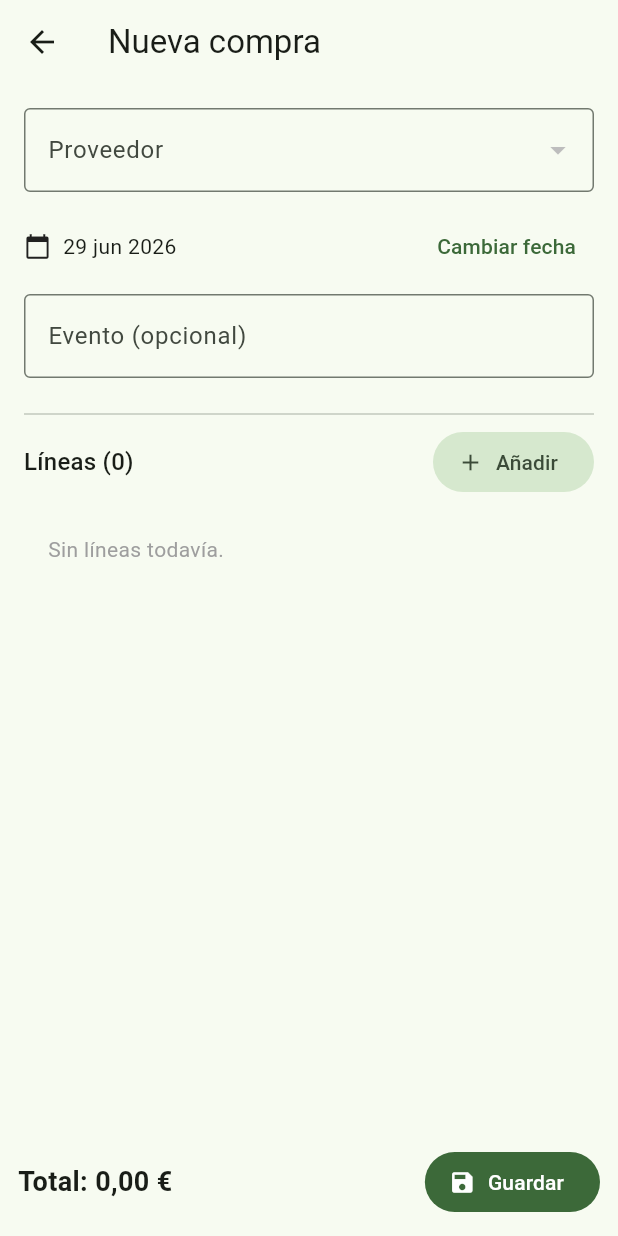
After one commit to luengof67/comparaprecios, a Flutter app: the screen it shows after launch, item 3 of the bottom bar chosen, after a tap on "Nueva compra", on a phone screen of 412 x 824 dp. The commit adds this screen. Run offline on Flutter 3.47's test engine with Material 3 defaults, Android fonts, the phone set to English and light mode, and no system bars; our stand-ins replace cloud_firestore, firebase_core; accounts and stored records are empty.

Commit message:
Compras: autocompletar precio segun proveedor al anadir linea

```diff
--- a/lib/main.dart
+++ b/lib/main.dart
@@ -4,6 +4,7 @@ import 'package:intl/date_symbol_data_local.dart';
 
 import 'firebase_options.dart'; // generado por flutterfire configure
 import 'services/firestore_service.dart';
+import 'ui/compras_screen.dart';
 import 'ui/dashboard_screen.dart';
 import 'ui/lista_compra_screen.dart';
 import 'ui/productos_screen.dart';
@@ -46,10 +47,17 @@ class _RaizScreenState extends State<RaizScreen> {
 
   @override
   Widget build(BuildContext context) {
-    final titulos = ['Comparativa', 'Lista compra', 'Productos', 'Proveedores'];
+    final titulos = [
+      'Comparativa',
+      'Lista compra',
+      'Compras',
+      'Productos',
+      'Proveedores'
+    ];
     final pantallas = [
       DashboardScreen(db: _db),
       ListaCompraScreen(db: _db),
+      ComprasScreen(db: _db),
       ProductosScreen(db: _db),
       ProveedoresScreen(db: _db),
     ];
@@ -66,6 +74,8 @@ class _RaizScreenState extends State<RaizScreen> {
           NavigationDestination(
               icon: Icon(Icons.shopping_cart_outlined), label: 'Lista'),
           NavigationDestination(
+              icon: Icon(Icons.receipt_long_outlined), label: 'Compras'),
+          NavigationDestination(
               icon: Icon(Icons.inventory_2_outlined), label: 'Productos'),
           NavigationDestination(
               icon: Icon(Icons.store_outlined), label: 'Proveedores'),
--- /dev/null
+++ b/lib/ui/compras_screen.dart
@@ -0,0 +1,467 @@
+import 'package:flutter/material.dart';
+
+import '../models/compra.dart';
+import '../models/precio.dart';
+import '../models/producto.dart';
+import '../models/proveedor.dart';
+import '../services/firestore_service.dart';
+import 'formato.dart';
+
+class ComprasScreen extends StatelessWidget {
+  final FirestoreService db;
+  const ComprasScreen({super.key, required this.db});
+
+  @override
+  Widget build(BuildContext context) {
+    return Scaffold(
+      floatingActionButton: FloatingActionButton.extended(
+        onPressed: () => Navigator.push(
+          context,
+          MaterialPageRoute(builder: (_) => NuevaCompraScreen(db: db)),
+        ),
+        icon: const Icon(Icons.add_shopping_cart),
+        label: const Text('Nueva compra'),
+      ),
+      body: StreamBuilder<List<Compra>>(
+        stream: db.compras(),
+        builder: (context, snap) {
+          if (snap.hasError) {
+            return Center(
+              child: Padding(
+                padding: const EdgeInsets.all(24),
+                child: Text('Error: ${snap.error}',
+                    style: const TextStyle(color: Colors.red)),
+              ),
+            );
+          }
+          if (!snap.hasData) {
+            return const Center(child: CircularProgressIndicator());
+          }
+          final compras = snap.data!;
+          if (compras.isEmpty) {
+            return const Center(
+              child: Padding(
+                padding: EdgeInsets.all(32),
+                child: Text(
+                  'Aún no has registrado compras.\nPulsa "Nueva compra".',
+                  textAlign: TextAlign.center,
+                  style: TextStyle(color: Colors.grey),
+                ),
+              ),
+            );
+          }
+          return ListView.builder(
+            padding: const EdgeInsets.only(bottom: 90),
+            itemCount: compras.length,
+            itemBuilder: (_, i) {
+              final c = compras[i];
+              return Card(
+                margin: const EdgeInsets.symmetric(horizontal: 12, vertical: 4),
+                child: ListTile(
+                  title: Text(c.proveedorNombre,
+                      style: const TextStyle(fontWeight: FontWeight.w600)),
+                  subtitle: Text(
+                    '${fecha(c.fecha)} · ${c.lineas.length} líneas'
+                    '${c.evento != null && c.evento!.isNotEmpty ? " · ${c.evento}" : ""}',
+                  ),
+                  trailing: Text(euros(c.total),
+                      style: const TextStyle(
+                          fontWeight: FontWeight.bold, fontSize: 16)),
+                  onLongPress: () => _confirmarBorrado(context, c),
+                ),
+              );
+            },
+          );
+        },
+      ),
+    );
+  }
+
+  void _confirmarBorrado(BuildContext context, Compra c) {
+    showDialog(
+      context: context,
+      builder: (ctx) => AlertDialog(
+        title: const Text('Borrar compra'),
+        content: Text('¿Borrar la compra de ${c.proveedorNombre} '
+            'del ${fecha(c.fecha)}?\n\n(No borra los precios ya registrados.)'),
+        actions: [
+          TextButton(
+              onPressed: () => Navigator.pop(ctx), child: const Text('Cancelar')),
+          FilledButton(
+            onPressed: () {
+              db.borrarCompra(c.id);
+              Navigator.pop(ctx);
+            },
+            child: const Text('Borrar'),
+          ),
+        ],
+      ),
+    );
+  }
+}
+
+/// --- Pantalla de alta de compra ---
+class NuevaCompraScreen extends StatefulWidget {
+  final FirestoreService db;
+  const NuevaCompraScreen({super.key, required this.db});
+
+  @override
+  State<NuevaCompraScreen> createState() => _NuevaCompraScreenState();
+}
+
+class _NuevaCompraScreenState extends State<NuevaCompraScreen> {
+  String? _proveedorId;
+  String _proveedorNombre = '';
+  DateTime _fecha = DateTime.now();
+  final _eventoCtrl = TextEditingController();
+  final List<LineaCompra> _lineas = [];
+  bool _guardando = false;
+
+  @override
+  void dispose() {
+    _eventoCtrl.dispose();
+    super.dispose();
+  }
+
+  double get _total => _lineas.fold(0, (s, l) => s + l.total);
+
+  Future<void> _guardar() async {
+    if (_proveedorId == null) {
+      _aviso('Elige un proveedor.');
+      return;
+    }
+    if (_lineas.isEmpty) {
+      _aviso('Añade al menos una línea.');
+      return;
+    }
+    setState(() => _guardando = true);
+    final compra = Compra(
+      id: '',
+      proveedorId: _proveedorId!,
+      proveedorNombre: _proveedorNombre,
+      fecha: _fecha,
+      lineas: _lineas,
+      evento: _eventoCtrl.text.trim().isEmpty ? null : _eventoCtrl.text.trim(),
+    );
+    await widget.db.registrarCompra(compra);
+    if (mounted) Navigator.pop(context);
+  }
+
+  void _aviso(String t) => ScaffoldMessenger.of(context)
+      .showSnackBar(SnackBar(content: Text(t)));
+
+  @override
+  Widget build(BuildContext context) {
+    return Scaffold(
+      appBar: AppBar(title: const Text('Nueva compra')),
+      bottomNavigationBar: SafeArea(
+        child: Padding(
+          padding: const EdgeInsets.all(12),
+          child: Row(
+            children: [
+              Expanded(
+                child: Text('Total: ${euros(_total)}',
+                    style: const TextStyle(
+                        fontSize: 18, fontWeight: FontWeight.bold)),
+              ),
+              FilledButton.icon(
+                onPressed: _guardando ? null : _guardar,
+                icon: _guardando
+                    ? const SizedBox(
+                        width: 16,
+                        height: 16,
+                        child: CircularProgressIndicator(strokeWidth: 2))
+                    : const Icon(Icons.save),
+                label: const Text('Guardar'),
+              ),
+            ],
+          ),
+        ),
+      ),
+      body: ListView(
+        padding: const EdgeInsets.fromLTRB(16, 16, 16, 16),
+        children: [
+          // Proveedor
+          StreamBuilder<List<Proveedor>>(
+            stream: widget.db.proveedores(),
+            builder: (context, snap) {
+              final proveedores = snap.data ?? [];
+              return DropdownButtonFormField<String>(
+                initialValue: _proveedorId,
+                decoration: const InputDecoration(
+                    labelText: 'Proveedor', border: OutlineInputBorder()),
+                items: proveedores
+                    .map((p) =>
+                        DropdownMenuItem(value: p.id, child: Text(p.nombre)))
+                    .toList(),
+                onChanged: (v) {
+                  final prov =
+                      proveedores.where((p) => p.id == v).firstOrNull;
+                  setState(() {
+                    _proveedorId = v;
+                    _proveedorNombre = prov?.nombre ?? '';
+                  });
+                },
+              );
+            },
+          ),
+          const SizedBox(height: 12),
+          // Fecha y evento
+          Row(
+            children: [
+              const Icon(Icons.calendar_today, size: 18),
+              const SizedBox(width: 8),
+              Text(fecha(_fecha)),
+              const Spacer(),
+              TextButton(
+                onPressed: () async {
+                  final d = await showDatePicker(
+                    context: context,
+                    initialDate: _fecha,
+                    firstDate: DateTime(2020),
+                    lastDate: DateTime.now().add(const Duration(days: 1)),
+                  );
+                  if (d != null) setState(() => _fecha = d);
+                },
+                child: const Text('Cambiar fecha'),
+              ),
+            ],
+          ),
+          const SizedBox(height: 8),
+          TextField(
+            controller: _eventoCtrl,
+            decoration: const InputDecoration(
+              labelText: 'Evento (opcional)',
+              hintText: 'Ej. Banquete sábado',
+              border: OutlineInputBorder(),
+            ),
+          ),
+          const SizedBox(height: 16),
+          const Divider(),
+          Row(
+            children: [
+              Text('Líneas (${_lineas.length})',
+                  style: Theme.of(context).textTheme.titleMedium),
+              const Spacer(),
+              FilledButton.tonalIcon(
+                onPressed: _agregarLinea,
+                icon: const Icon(Icons.add),
+                label: const Text('Añadir'),
+              ),
+            ],
+          ),
+          const SizedBox(height: 8),
+          if (_lineas.isEmpty)
+            const Padding(
+              padding: EdgeInsets.all(16),
+              child: Text('Sin líneas todavía.',
+                  style: TextStyle(color: Colors.grey)),
+            ),
+          ..._lineas.asMap().entries.map((e) {
+            final i = e.key;
+            final l = e.value;
+            return Card(
+              child: ListTile(
+                title: Text(l.productoNombre),
+                subtitle: Text(
+                    '${_num(l.cantidad)} ${l.unidad} × ${euros3(l.precioUnitario)}/${l.unidad}'),
+                trailing: Row(
+                  mainAxisSize: MainAxisSize.min,
+                  children: [
+                    Text(euros(l.total),
+                        style: const TextStyle(fontWeight: FontWeight.bold)),
+                    IconButton(
+                      icon: const Icon(Icons.close, size: 20),
+                      onPressed: () => setState(() => _lineas.removeAt(i)),
+                    ),
+                  ],
+                ),
+              ),
+            );
+          }),
+        ],
+      ),
+    );
+  }
+
+  String _num(double v) => v % 1 == 0 ? v.toStringAsFixed(0) : v.toString();
+
+  void _agregarLinea() {
+    if (_proveedorId == null) {
+      _aviso('Elige primero el proveedor.');
+      return;
+    }
+    showModalBottomSheet(
+      context: context,
+      isScrollControlled: true,
+      builder: (_) => _LineaSheet(
+        db: widget.db,
+        proveedorId: _proveedorId!,
+        onAdd: (linea) => setState(() => _lineas.add(linea)),
+      ),
+    );
+  }
+}
+
+/// Hoja para añadir una linea: elegir producto, cantidad y precio pagado.
+class _LineaSheet extends StatefulWidget {
+  final FirestoreService db;
+  final String proveedorId;
+  final void Function(LineaCompra) onAdd;
+  const _LineaSheet({
+    required this.db,
+    required this.proveedorId,
+    required this.onAdd,
+  });
+
+  @override
+  State<_LineaSheet> createState() => _LineaSheetState();
+}
+
+class _LineaSheetState extends State<_LineaSheet> {
+  Producto? _producto;
+  final _cantidadCtrl = TextEditingController();
+  final _precioCtrl = TextEditingController();
+  String? _pista; // texto informativo del precio sugerido
+
+  @override
+  void dispose() {
+    _cantidadCtrl.dispose();
+    _precioCtrl.dispose();
+    super.dispose();
+  }
+
+  /// Al elegir producto: rellena el precio con el ultimo de ESTE proveedor;
+  /// si no hay, con el mas barato de cualquiera.
+  Future<void> _sugerirPrecio(Producto p) async {
+    final precios = await widget.db.preciosDeProductoUnaVez(p.id);
+    if (!mounted) return;
+    if (precios.isEmpty) {
+      setState(() => _pista = 'Sin precios previos. Pon el precio.');
+      return;
+    }
+    // Ultimo de este proveedor.
+    final delProveedor =
+        precios.where((x) => x.proveedorId == widget.proveedorId).toList()
+          ..sort((a, b) => b.fecha.compareTo(a.fecha));
+    if (delProveedor.isNotEmpty) {
+      final pr = delProveedor.first;
+      _precioCtrl.text = _num(pr.precioUnitario);
+      setState(() => _pista =
+          'Último precio de este proveedor (${fechaCorta(pr.fecha)}).');
+      return;
+    }
+    // Si no hay de este proveedor, el mas barato de cualquiera.
+    final masBarato =
+        precios.reduce((a, b) => a.precioUnitario <= b.precioUnitario ? a : b);
+    _precioCtrl.text = _num(masBarato.precioUnitario);
+    setState(() => _pista = 'No hay de este proveedor. Sugerido: el más barato.');
+  }
+
+  void _guardar() {
+    final cantidad =
+        double.tryParse(_cantidadCtrl.text.trim().replaceAll(',', '.'));    final precio =
+        double.tryParse(_precioCtrl.text.trim().replaceAll(',', '.'));
+    if (_producto == null || cantidad == null || precio == null) {
+      ScaffoldMessenger.of(context).showSnackBar(
+        const SnackBar(content: Text('Elige producto y rellena cantidad y precio.')),
+      );
+      return;
+    }
+    widget.onAdd(LineaCompra(
+      productoId: _producto!.id,
+      productoNombre: _producto!.nombre,
+      unidad: _producto!.unidadBase.nombre,
+      cantidad: cantidad,
+      precioUnitario: precio,
+    ));
+    Navigator.pop(context);
+  }
+
+  @override
+  Widget build(BuildContext context) {
+    final unidad = _producto?.unidadBase.nombre ?? 'ud';
+    return Padding(
+      padding: EdgeInsets.only(
+        left: 16,
+        right: 16,
+        top: 16,
+        bottom: MediaQuery.of(context).viewInsets.bottom + 16,
+      ),
+      child: SingleChildScrollView(
+        child: Column(
+          mainAxisSize: MainAxisSize.min,
+          crossAxisAlignment: CrossAxisAlignment.start,
+          children: [
+            Text('Añadir línea', style: Theme.of(context).textTheme.titleLarge),
+            const SizedBox(height: 16),
+            StreamBuilder<List<Producto>>(
+              stream: widget.db.productos(),
+            builder: (context, snap) {
+              final productos = snap.data ?? [];
+              return DropdownButtonFormField<String>(
+                initialValue: _producto?.id,
+                isExpanded: true,
+                decoration: const InputDecoration(
+                    labelText: 'Producto', border: OutlineInputBorder()),
+                items: productos
+                    .map((p) =>
+                        DropdownMenuItem(value: p.id, child: Text(p.nombre)))
+                    .toList(),
+                onChanged: (v) {
+                  final prod = productos.where((p) => p.id == v).firstOrNull;
+                  setState(() => _producto = prod);
+                  if (prod != null) _sugerirPrecio(prod);
+                },
+              );
+            },
+          ),
+          const SizedBox(height: 12),
+          Row(
+            children: [
+              Expanded(
+                child: TextField(
+                  controller: _cantidadCtrl,
+                  keyboardType:
+                      const TextInputType.numberWithOptions(decimal: true),
+                  decoration: InputDecoration(
+                      labelText: 'Cantidad ($unidad)',
+                      border: const OutlineInputBorder()),
+                ),
+              ),
+              const SizedBox(width: 12),
+              Expanded(
+                child: TextField(
+                  controller: _precioCtrl,
+                  keyboardType:
+                      const TextInputType.numberWithOptions(decimal: true),
+                  decoration: InputDecoration(
+                      labelText: 'Precio €/$unidad',
+                      border: const OutlineInputBorder()),
+                ),
+              ),
+            ],
+          ),
+          if (_pista != null) ...[
+            const SizedBox(height: 6),
+            Text(_pista!,
+                style: const TextStyle(fontSize: 12, color: Colors.black54)),
+          ],
+          const SizedBox(height: 16),
+          SizedBox(
+            width: double.infinity,
+            child: FilledButton(
+                onPressed: _guardar, child: const Text('Añadir línea')),
+          ),
+        ],
+        ),
+      ),
+    );
+  }
+
+  String _num(double v) => v % 1 == 0 ? v.toStringAsFixed(0) : v.toString();
+}
+
+extension<T> on Iterable<T> {
+  T? get firstOrNull => isEmpty ? null : first;
+}
```
Also changed, not shown: lib/services/firestore_service.dart (+7 -0 lines).
